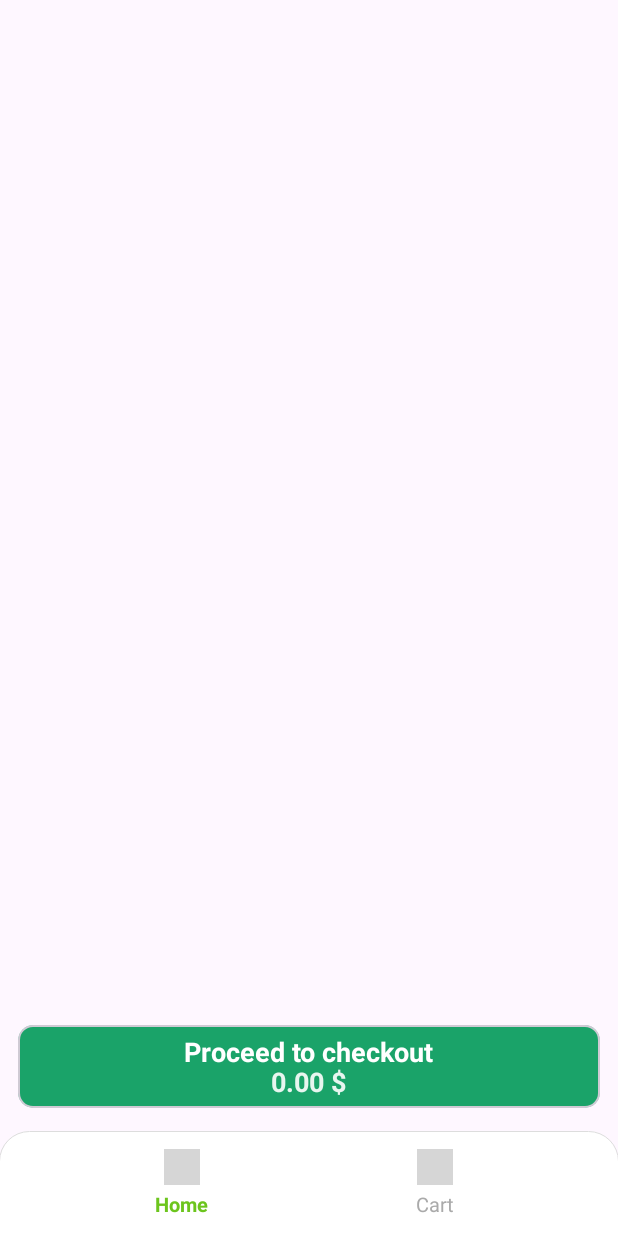
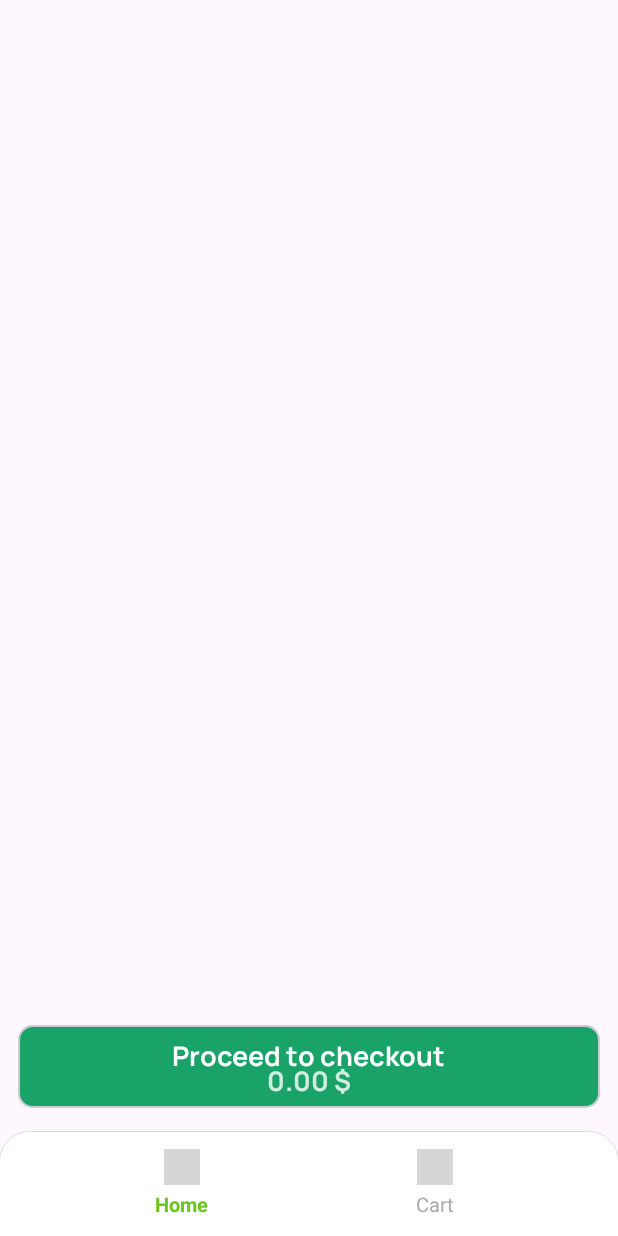
Before and after one commit to alimbeker/GroceryApp, an Android app: the CartFragment screen opened through its navigation route, on a phone screen of 412 x 824 dp. Run offline under Robolectric (Android 15) with nearby library versions, the phone set to English and light mode, and no system bars; our stand-ins replace Room's generated code, navigation-ui; 1 statement that could not run was skipped; grey boxes are pictures that could not be loaded.

Commit message:
add font family in layouts

```diff
--- a/app/src/main/java/arbuz/android/groceryapp/presentation/viewmodel/GroceryViewModel.kt
+++ b/app/src/main/java/arbuz/android/groceryapp/presentation/viewmodel/GroceryViewModel.kt
@@ -34,11 +34,7 @@ class GroceryViewModel(application: Application) : AndroidViewModel(application)
         Grocery(name = "Banana", price = 0.5, imageUrl = "file:///android_asset/banana.jpeg"),
         Grocery(name = "Carrot", price = 0.7, imageUrl = "file:///android_asset/carrot.png"),
         Grocery(name = "Peppers", price = 0.3, imageUrl = "file:///android_asset/peppers.png"),
-        Grocery(
-            name = "Green Salad",
-            price = 0.4,
-            imageUrl = "file:///android_asset/green_salad.jpeg"
-        ),
+        Grocery(name = "Green Salad", price = 0.4, imageUrl = "file:///android_asset/green_salad.jpeg"),
         Grocery(name = "Potatoes", price = 0.8, imageUrl = "file:///android_asset/potatoes.png"),
         Grocery(name = "Onions", price = 0.2, imageUrl = "file:///android_asset/onions.png"),
         Grocery(name = "Mushrooms", price = 0.9, imageUrl = "file:///android_asset/mushrooms.jpg"),
--- a/app/src/main/res/layout/cart_item_layout.xml
+++ b/app/src/main/res/layout/cart_item_layout.xml
@@ -36,7 +36,7 @@
             android:layout_marginTop="12dp"
             android:layout_marginEnd="5dp"
             android:textSize="17sp"
-            android:textStyle="bold"
+            android:fontFamily="@font/manrope_extra_bold"
             tools:text="Beans" />
 
         <TextView
@@ -48,7 +48,7 @@
             android:layout_marginEnd="5dp"
             android:textColor="@color/price_color"
             android:textSize="17sp"
-            android:textStyle="bold"
+            android:fontFamily="@font/manrope_bold"
             tools:text="1.0$ kg" />
 
         <com.google.android.material.card.MaterialCardView
@@ -74,7 +74,7 @@
                 android:layout_height="wrap_content"
                 android:layout_gravity="center"
                 android:text="0"
-                android:textStyle="bold"
+                android:fontFamily="@font/manrope_bold"
                 android:textSize="22sp"
                 />
             <com.google.android.material.imageview.ShapeableImageView
--- a/app/src/main/res/layout/fragment_cart.xml
+++ b/app/src/main/res/layout/fragment_cart.xml
@@ -28,7 +28,7 @@
             android:text="@string/proceed_to_checkout"
             android:textColor="@color/white"
             android:textSize="18sp"
-            android:textStyle="bold"
+            android:fontFamily="@font/manrope_bold"
             android:padding="5dp"
             android:layout_gravity="top|center"
             />
@@ -37,8 +37,8 @@
             android:layout_width="wrap_content"
             android:layout_height="wrap_content"
             tools:text="1.00 $"
-            android:alpha="0.9"
-            android:textStyle="bold"
+            android:alpha="0.8"
+            android:fontFamily="@font/manrope_bold"
             android:textColor="@color/white"
             android:textSize="18sp"
             android:padding="5dp"
--- a/app/src/main/res/layout/item_layout.xml
+++ b/app/src/main/res/layout/item_layout.xml
@@ -24,7 +24,7 @@
         android:layout_marginTop="122dp"
         android:text="@string/beans"
         android:textSize="14sp"
-        android:textStyle="bold" />
+        android:fontFamily="@font/manrope_extra_bold" />
 
     <TextView
         android:id="@+id/price"
@@ -35,7 +35,7 @@
         android:text="@string/price_of_bean"
         android:textColor="@color/price_color"
         android:textSize="14sp"
-        android:textStyle="bold" />
+        android:fontFamily="@font/manrope_bold"/>
 
      <com.google.android.material.card.MaterialCardView
          android:layout_width="match_parent"
@@ -59,7 +59,7 @@
              android:layout_height="wrap_content"
              android:layout_gravity="center"
              android:text="0"
-             android:textStyle="bold"
+             android:fontFamily="@font/manrope_bold"
              android:textSize="22sp"
              />
          <com.google.android.material.imageview.ShapeableImageView
```
